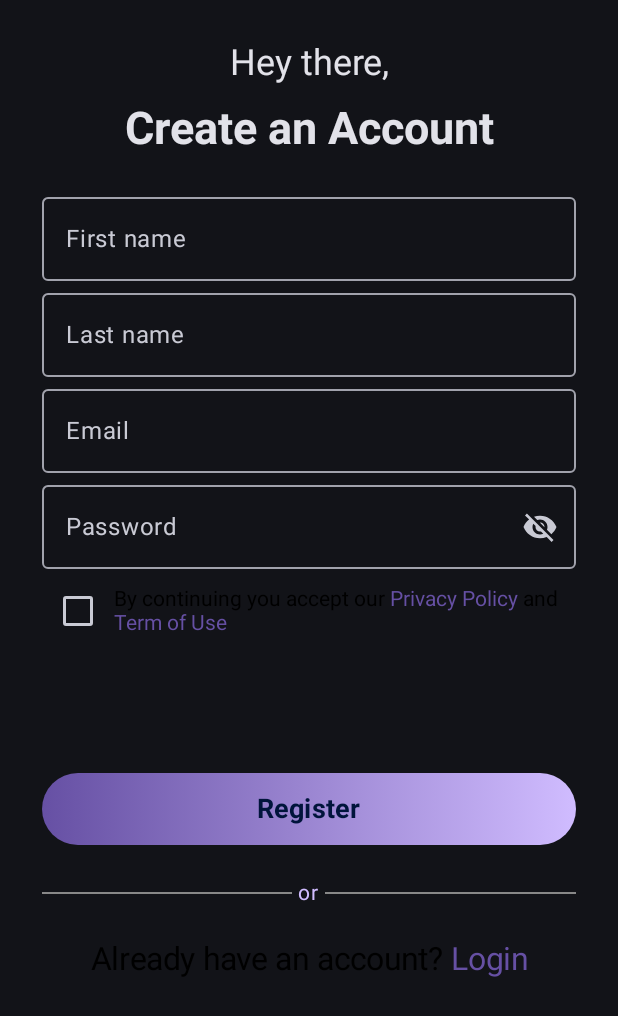
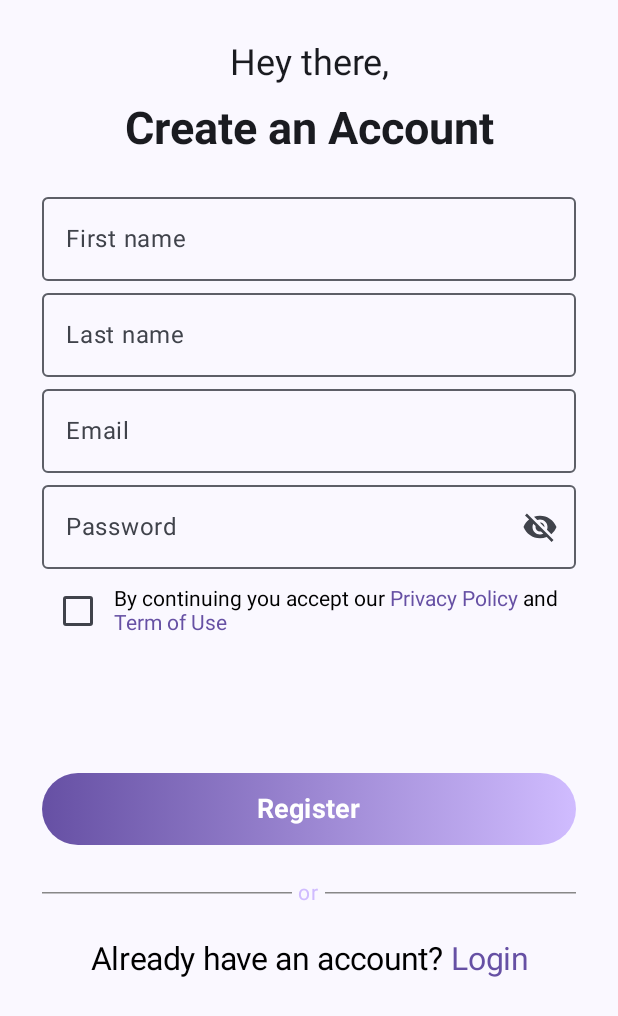
Before and after one commit to ThanasisGeorg/e-ThessBike, an Android app built with Jetpack Compose: the screen it shows after launch (MainActivity), on a phone screen of 412 x 824 dp. Shown: the top 1016 px of the screen. Run offline under Robolectric (Android 15) with nearby library versions, the phone set to English and light mode, and no system bars; our stand-ins replace Firebase (no records; nobody signed in at launch, a user with empty details on screens opened directly), Room's generated code.

Commit message:
update theme in room api

```diff
--- a/app/src/main/java/com/thanasis/e_thessbike/EThessBikeApp.kt
+++ b/app/src/main/java/com/thanasis/e_thessbike/EThessBikeApp.kt
@@ -1,5 +1,6 @@
 package com.thanasis.e_thessbike
 
+//import com.thanasis.e_thessbike.backend.roomAPI.AppDatabase
 import androidx.activity.compose.BackHandler
 import androidx.annotation.StyleRes
 import androidx.compose.material3.MaterialTheme
@@ -9,6 +10,7 @@ import androidx.navigation.compose.NavHost
 import androidx.navigation.compose.composable
 import androidx.navigation.compose.rememberNavController
 import com.google.firebase.firestore.FirebaseFirestore
+import com.thanasis.e_thessbike.backend.roomAPI.AppDatabase
 import com.thanasis.e_thessbike.backend.signUp.SignUpViewModel
 import com.thanasis.e_thessbike.ui.components.MenuDrawer
 import com.thanasis.e_thessbike.ui.screens.LoginScreen
@@ -24,7 +26,7 @@ enum class EThessBikeApp(@StyleRes val title: Int) {
 }
 
 @Composable
-fun MainApp(db: FirebaseFirestore, darkTheme: Boolean, onThemeUpdated: () -> Unit) {
+fun MainApp(db: FirebaseFirestore, roomDb: AppDatabase, darkTheme: Boolean, onThemeUpdated: () -> Unit) {
     val navController = rememberNavController()
     val TAG: String? = SignUpViewModel::class.simpleName
 
@@ -32,23 +34,23 @@ fun MainApp(db: FirebaseFirestore, darkTheme: Boolean, onThemeUpdated: () -> Uni
         NavHost(navController = navController, startDestination = EThessBikeApp.Register.name) {
             composable(EThessBikeApp.Register.name) {
                 BackHandler(true) {}
-                RegisterScreen(navController, db)
+                RegisterScreen(navController, db, roomDb)
             }
             composable(EThessBikeApp.Login.name) {
                 BackHandler(true) {}
-                LoginScreen(navController, db)
+                LoginScreen(navController, db, roomDb)
             }
             composable(EThessBikeApp.Home.name) {
-                MenuDrawer(navController, selectedIndex = "home", db, darkTheme, onThemeUpdated)
+                MenuDrawer(navController, selectedIndex = "home", db, roomDb, darkTheme, onThemeUpdated)
             }
             composable(EThessBikeApp.Settings.name) {
-                MenuDrawer(navController, selectedIndex = "settings", db, darkTheme, onThemeUpdated)
+                MenuDrawer(navController, selectedIndex = "settings", db, roomDb, darkTheme, onThemeUpdated)
             }
             composable(EThessBikeApp.Profile.name) {
-                MenuDrawer(navController, selectedIndex = "profile", db, darkTheme, onThemeUpdated)
+                MenuDrawer(navController, selectedIndex = "profile", db, roomDb, darkTheme, onThemeUpdated)
             }
             composable(EThessBikeApp.EditInfo.name)  {
-                MenuDrawer(navController, selectedIndex = "editInfo", db, darkTheme, onThemeUpdated)
+                MenuDrawer(navController, selectedIndex = "editInfo", db, roomDb, darkTheme, onThemeUpdated)
             }
         }
     }
--- a/app/src/main/java/com/thanasis/e_thessbike/MainActivity.kt
+++ b/app/src/main/java/com/thanasis/e_thessbike/MainActivity.kt
@@ -1,29 +1,44 @@
 package com.thanasis.e_thessbike
 
+//import androidx.room.Room
+import android.annotation.SuppressLint
 import android.os.Bundle
 import androidx.activity.ComponentActivity
 import androidx.activity.compose.setContent
+import androidx.compose.foundation.isSystemInDarkTheme
 import androidx.compose.runtime.getValue
 import androidx.compose.runtime.mutableStateOf
 import androidx.compose.runtime.remember
 import androidx.compose.runtime.setValue
+import androidx.room.Room
 import com.google.firebase.Firebase
 import com.google.firebase.auth.FirebaseAuth
 import com.google.firebase.auth.auth
 import com.google.firebase.firestore.firestore
+import com.thanasis.e_thessbike.backend.roomAPI.AppDatabase
 import com.thanasis.e_thessbike.ui.theme.EThessBikeTheme
 
 class MainActivity : ComponentActivity() {
     private var auth: FirebaseAuth = Firebase.auth
     private val db = Firebase.firestore
 
+    @SuppressLint("UnrememberedMutableState")
     override fun onCreate(savedInstanceState: Bundle?) {
         super.onCreate(savedInstanceState)
         setContent {
-            var darkTheme by remember { mutableStateOf(true) }
+            val isSystemInDarkTheme = isSystemInDarkTheme()
+            var darkTheme by remember {mutableStateOf(isSystemInDarkTheme)}
+            val roomDb = Room.databaseBuilder(
+                applicationContext,
+                AppDatabase::class.java, "Settings"
+            ).allowMainThreadQueries()
+                .fallbackToDestructiveMigration()
+                .build()
+
             EThessBikeTheme(darkTheme) {
                 MainApp(
                     db,
+                    roomDb,
                     darkTheme = darkTheme,
                     onThemeUpdated = { darkTheme = !darkTheme }
                 )
--- /dev/null
+++ b/app/src/main/java/com/thanasis/e_thessbike/backend/roomAPI/SettingsDao.kt
@@ -0,0 +1,24 @@
+package com.thanasis.e_thessbike.backend.roomAPI
+
+import androidx.room.Dao
+import androidx.room.Insert
+import androidx.room.Query
+import androidx.room.Update
+
+@Dao
+interface SettingsDao {
+    @Query("SELECT * FROM Settings")
+    fun getSettings(): Settings
+
+    @Query("SELECT userId FROM Settings")
+    fun getUserId(): String
+
+    @Query("SELECT theme FROM Settings")
+    fun getTheme(): String
+
+    @Insert
+    fun insertSettings(vararg settings: Settings)
+
+    @Update
+    fun updateSettings(vararg settings: Settings)
+}
--- a/app/src/main/java/com/thanasis/e_thessbike/ui/components/Divider.kt
+++ b/app/src/main/java/com/thanasis/e_thessbike/ui/components/Divider.kt
@@ -2,7 +2,7 @@ package com.thanasis.e_thessbike.ui.components
 
 import androidx.compose.foundation.layout.Row
 import androidx.compose.foundation.layout.fillMaxWidth
-import androidx.compose.material3.Divider
+import androidx.compose.material3.HorizontalDivider
 import androidx.compose.material3.Text
 import androidx.compose.runtime.Composable
 import androidx.compose.ui.Alignment
@@ -18,22 +18,22 @@ fun DividerComp() {
         modifier = Modifier.fillMaxWidth(),
         verticalAlignment = Alignment.CenterVertically
         ) {
-            Divider(
+            HorizontalDivider(
                 modifier = Modifier
                     .fillMaxWidth()
                     .weight(1f),
-                color = Color.Gray,
-                thickness = 1.dp
+                thickness = 1.dp,
+                color = Color.Gray
             )
 
             Text(text = " or ", fontSize = 14.sp, color = Purple80)
 
-            Divider(
+            HorizontalDivider(
                 modifier = Modifier
                     .fillMaxWidth()
                     .weight(1f),
-                color = Color.Gray,
-                thickness = 1.dp
+                thickness = 1.dp,
+                color = Color.Gray
             )
     }
 }
--- a/app/src/main/java/com/thanasis/e_thessbike/ui/screens/EditInfo.kt
+++ b/app/src/main/java/com/thanasis/e_thessbike/ui/screens/EditInfo.kt
@@ -24,7 +24,7 @@ import com.thanasis.e_thessbike.ui.components.TextField
 
 @SuppressLint("UnusedMaterial3ScaffoldPaddingParameter", "UnrememberedMutableState")
 @Composable
-fun EditInfoInit(navController: NavHostController, value: String, db: FirebaseFirestore, onThemeUpdated: () -> Unit) {
+fun EditInfoInit(navController: NavHostController, value: String, db: FirebaseFirestore) {
     val account = mutableStateOf(Account())
     Scaffold {
         Column(
--- a/build.gradle.kts
+++ b/build.gradle.kts
@@ -7,4 +7,5 @@ buildscript {
 plugins {
     id("com.android.application") version "8.2.2" apply false
     id("org.jetbrains.kotlin.android") version "1.9.22" apply false
+    id("com.google.devtools.ksp") version "1.9.0-1.0.13" apply false
 }
```
Also changed, not shown: app/build.gradle.kts (+22 -4 lines), app/src/main/java/com/thanasis/e_thessbike/backend/Utils.kt (+20 -33 lines), app/src/main/java/com/thanasis/e_thessbike/backend/login/LoginViewModel.kt (+20 -11 lines), app/src/main/java/com/thanasis/e_thessbike/backend/roomAPI/AppDatabase.kt (added, +27 -0 lines), app/src/main/java/com/thanasis/e_thessbike/backend/roomAPI/Settings.kt (added, +12 -0 lines), app/src/main/java/com/thanasis/e_thessbike/backend/signUp/SignUpViewModel.kt (+11 -19 lines), app/src/main/java/com/thanasis/e_thessbike/ui/components/Card.kt (+18 -10 lines), app/src/main/java/com/thanasis/e_thessbike/ui/components/NavDrawer.kt (+6 -5 lines), app/src/main/java/com/thanasis/e_thessbike/ui/components/Switchs.kt (+26 -1 lines), app/src/main/java/com/thanasis/e_thessbike/ui/screens/LoginForm.kt (+5 -4 lines), app/src/main/java/com/thanasis/e_thessbike/ui/screens/RegisterForm.kt (+8 -7 lines), app/src/main/java/com/thanasis/e_thessbike/ui/screens/Settings.kt (+49 -5 lines), gradle/wrapper/gradle-wrapper.properties, 1 other file.
